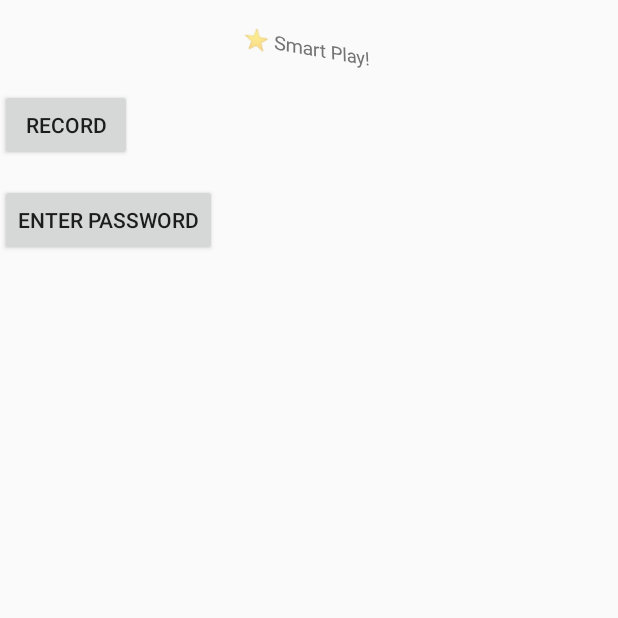
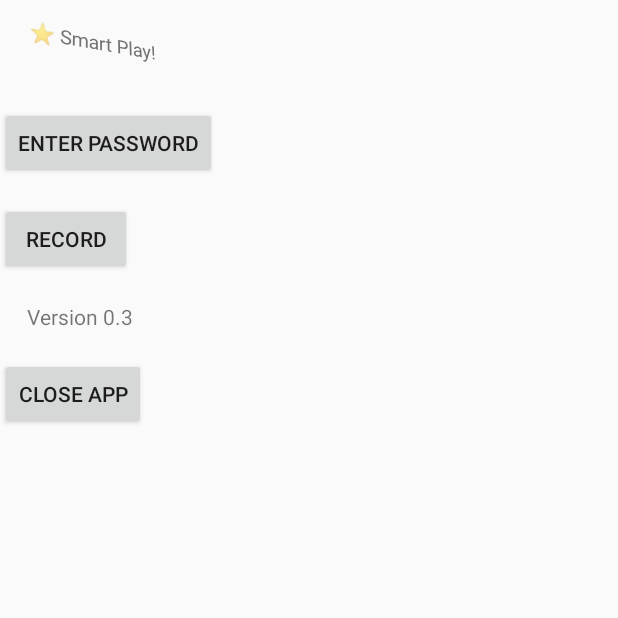
Before and after one commit to ctwhome/SmartPlay, an Android app: the screen it shows after launch (MainActivity), on a phone screen of 412 x 824 dp, the top half of it. Run offline under Robolectric (Android 15) with nearby library versions, the phone set to English and light mode, and no system bars.

Commit message:
Add scrollbar layout, close app button and application version

```diff
--- a/app/src/main/java/com/example/smartplay/MainActivity.kt
+++ b/app/src/main/java/com/example/smartplay/MainActivity.kt
@@ -25,5 +25,14 @@ class MainActivity : AppCompatActivity() {
             val intent = Intent(this@MainActivity, RecordingActivity::class.java)
             startActivity(intent)
         }
+
+
+        // Find the close app button by its ID
+        val closeAppButton: Button = findViewById(R.id.closeAppButton)
+        // Set a click listener for the button
+        closeAppButton.setOnClickListener {
+            // Close the app
+            finish()
+        }
     }
 }
--- a/app/src/main/res/layout/activity_main.xml
+++ b/app/src/main/res/layout/activity_main.xml
@@ -1,32 +1,60 @@
-<RelativeLayout xmlns:android="http://schemas.android.com/apk/res/android"
+<!-- Scroll view to make it scrollable -->
+<ScrollView xmlns:android="http://schemas.android.com/apk/res/android"
+    xmlns:app="http://schemas.android.com/apk/res-auto"
     xmlns:tools="http://schemas.android.com/tools"
     android:layout_width="match_parent"
     android:layout_height="match_parent"
-    tools:context=".MainActivity">
+    android:layout_centerInParent="false"
+    android:layout_centerHorizontal="false"
+    android:layout_centerVertical="false"
+    android:scrollbarAlwaysDrawVerticalTrack="true">
 
+    <!-- Inner LinearLayout -->
+    <LinearLayout
+        android:layout_width="match_parent"
+        android:layout_height="wrap_content"
+        android:orientation="vertical"
+        tools:context=".PasswordActivity">
+
+        <!-- Text View -->
         <TextView
             android:id="@+id/text"
             android:layout_width="wrap_content"
             android:layout_height="wrap_content"
-        android:layout_centerHorizontal="true"
-        android:padding="10pt"
+            android:padding="8pt"
             android:rotationX="26"
             android:rotationY="22"
             android:text="⭐️ Smart Play!" />
 
+        <!-- Enter Password Button -->
         <Button
             android:id="@+id/button_enter_password"
             android:layout_width="wrap_content"
             android:layout_height="wrap_content"
-        android:layout_below="@id/text"
-        android:layout_marginTop="59dp"
+            android:layout_marginTop="16dp"
             android:text="Enter password" />
 
+        <!-- Record Button -->
         <Button
             android:id="@+id/button_record"
             android:layout_width="wrap_content"
             android:layout_height="wrap_content"
-        android:layout_marginTop="59dp"
+            android:layout_marginTop="16dp"
             android:text="Record" />
 
-</RelativeLayout>
+        <!-- Version Text View -->
+        <TextView
+            android:id="@+id/version"
+            android:layout_width="wrap_content"
+            android:layout_height="wrap_content"
+            android:padding="8pt"
+            android:text="Version 0.3" />
+
+        <!-- Close App Button -->
+        <Button
+            android:id="@+id/closeAppButton"
+            android:layout_width="wrap_content"
+            android:layout_height="wrap_content"
+            android:text="Close App" />
+    </LinearLayout>
+</ScrollView>
```
Lines whose indentation alone changed are shown as unchanged.
